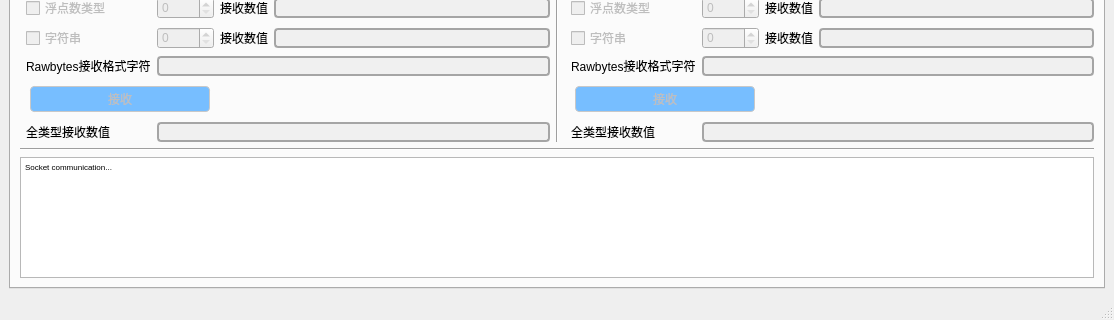
Pitt-ding/ShineRobot, file ShineRobot/ShineRobot.ui: the form before one commit; both pictures show x 0 to 1114 and y 508 to 828 of the 1114 by 828 pixel window.
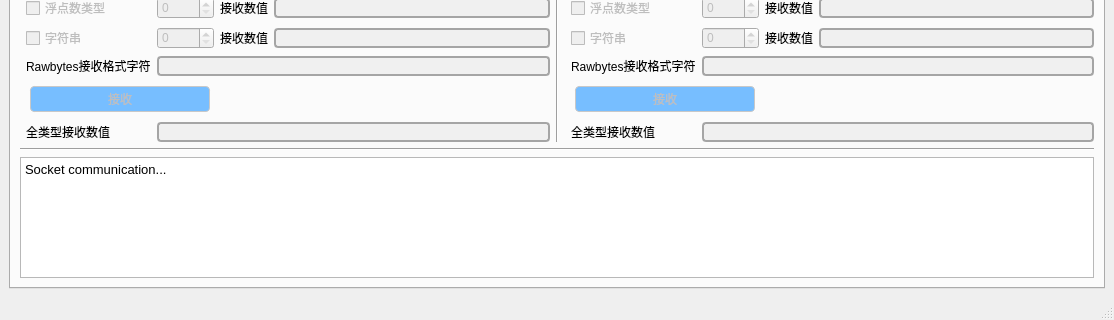
The form after the commit.

Commit message: Server send string type in single mode or full type mode finished

Diff of the .ui file:
```diff
--- a/ShineRobot/ShineRobot.ui
+++ b/ShineRobot/ShineRobot.ui
@@ -2180,7 +2180,7 @@
          <widget class="QTextEdit" name="textEdit_Log">
           <property name="font">
            <font>
-            <pointsize>6</pointsize>
+            <pointsize>12</pointsize>
            </font>
           </property>
           <property name="contextMenuPolicy">
@@ -2193,8 +2193,8 @@
            <string>&lt;!DOCTYPE HTML PUBLIC &quot;-//W3C//DTD HTML 4.0//EN&quot; &quot;http://www.w3.org/TR/REC-html40/strict.dtd&quot;&gt;
 &lt;html&gt;&lt;head&gt;&lt;meta name=&quot;qrichtext&quot; content=&quot;1&quot; /&gt;&lt;style type=&quot;text/css&quot;&gt;
 p, li { white-space: pre-wrap; }
-&lt;/style&gt;&lt;/head&gt;&lt;body style=&quot; font-family:'MS Shell Dlg 2'; font-size:6pt; font-weight:400; font-style:normal;&quot;&gt;
-&lt;p style=&quot; margin-top:0px; margin-bottom:0px; margin-left:0px; margin-right:0px; -qt-block-indent:0; text-indent:0px;&quot;&gt;Socket communication...&lt;/p&gt;&lt;/body&gt;&lt;/html&gt;</string>
+&lt;/style&gt;&lt;/head&gt;&lt;body style=&quot; font-family:'MS Shell Dlg 2'; font-size:12pt; font-weight:400; font-style:normal;&quot;&gt;
+&lt;p style=&quot; margin-top:0px; margin-bottom:0px; margin-left:0px; margin-right:0px; -qt-block-indent:0; text-indent:0px;&quot;&gt;&lt;span style=&quot; font-size:10pt;&quot;&gt;Socket communication...&lt;/span&gt;&lt;/p&gt;&lt;/body&gt;&lt;/html&gt;</string>
           </property>
          </widget>
         </item>
```
The commit also changes 2 other files.
